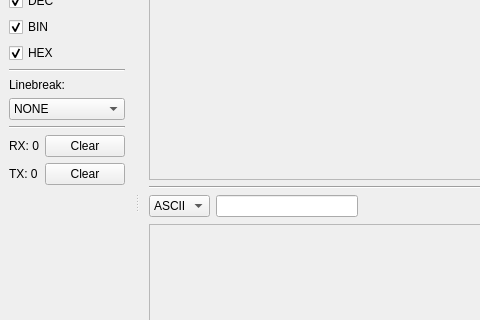
Qt form Res/main.ui (aul12/SerialToolbox) before a commit; both pictures show x 0 to 480 and y 131 to 451 of the 848 by 618 pixel window.
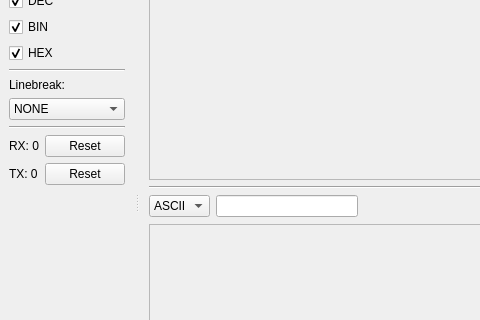
The same form after that commit.

The edit to the form file:
```diff
--- a/Res/main.ui
+++ b/Res/main.ui
@@ -451,7 +451,7 @@
        <item>
         <widget class="QPushButton" name="buttonClearRx">
          <property name="text">
-          <string>Clear</string>
+          <string>Reset</string>
          </property>
         </widget>
        </item>
@@ -469,7 +469,7 @@
        <item>
         <widget class="QPushButton" name="buttonClearTx">
          <property name="text">
-          <string>Clear</string>
+          <string>Reset</string>
          </property>
         </widget>
        </item>
```
Left out of the diff: 4 changed lines with no effect on the pictures.
